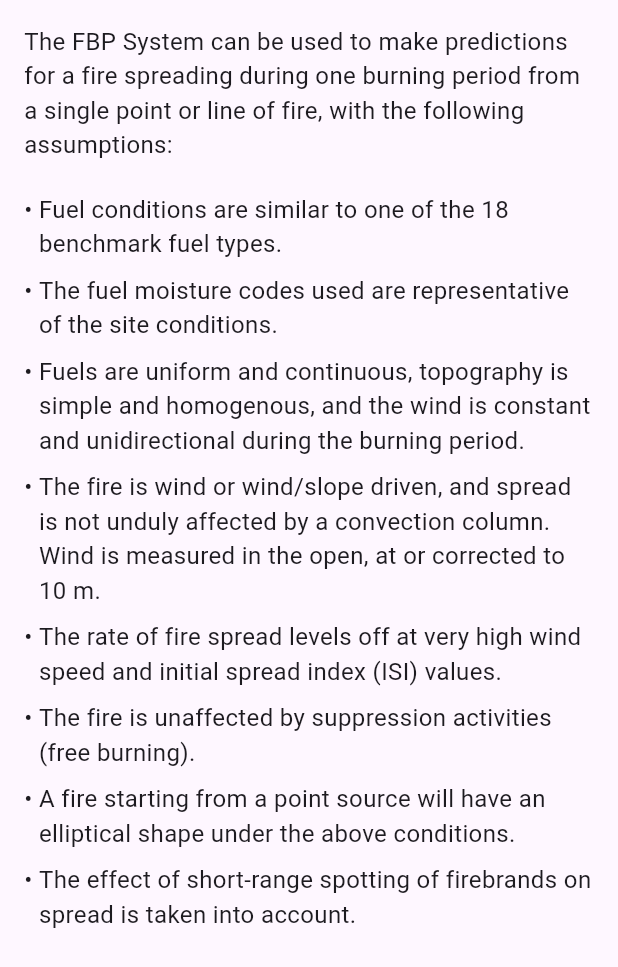
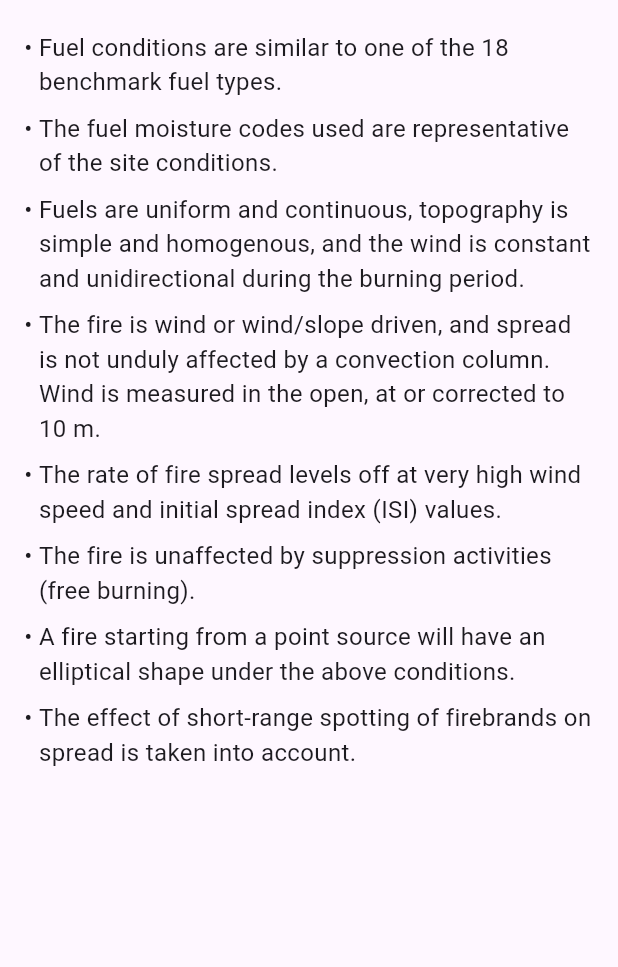
Before and after one commit to bcgov/fbp-go, a Flutter app: the AssumptionsPage widget shown alone on an empty page, opened directly, on a phone screen of 412 x 824 dp. Shown: the top 967 px of the screen. Run offline on Flutter 3.47's test engine with Material 3 defaults, Android fonts, the phone set to English and light mode, and no system bars; our stand-ins replace geolocator, permission_handler, shared_preferences; accounts and stored records are empty.

Commit message:
just bullets

```diff
--- a/lib/assumptions.dart
+++ b/lib/assumptions.dart
@@ -27,11 +27,6 @@ class AssumptionsPage extends StatelessWidget {
       child: Column(
         crossAxisAlignment: CrossAxisAlignment.start,
         children: [
-          Text(
-            'The FBP System can be used to make predictions for a fire spreading during one burning period from a single point or line of fire, with the following assumptions:',
-            style: TextStyle(fontSize: 16),
-          ),
-          SizedBox(height: 16),
           BulletPoint(
             text:
                 'Fuel conditions are similar to one of the 18 benchmark fuel types.',
```
